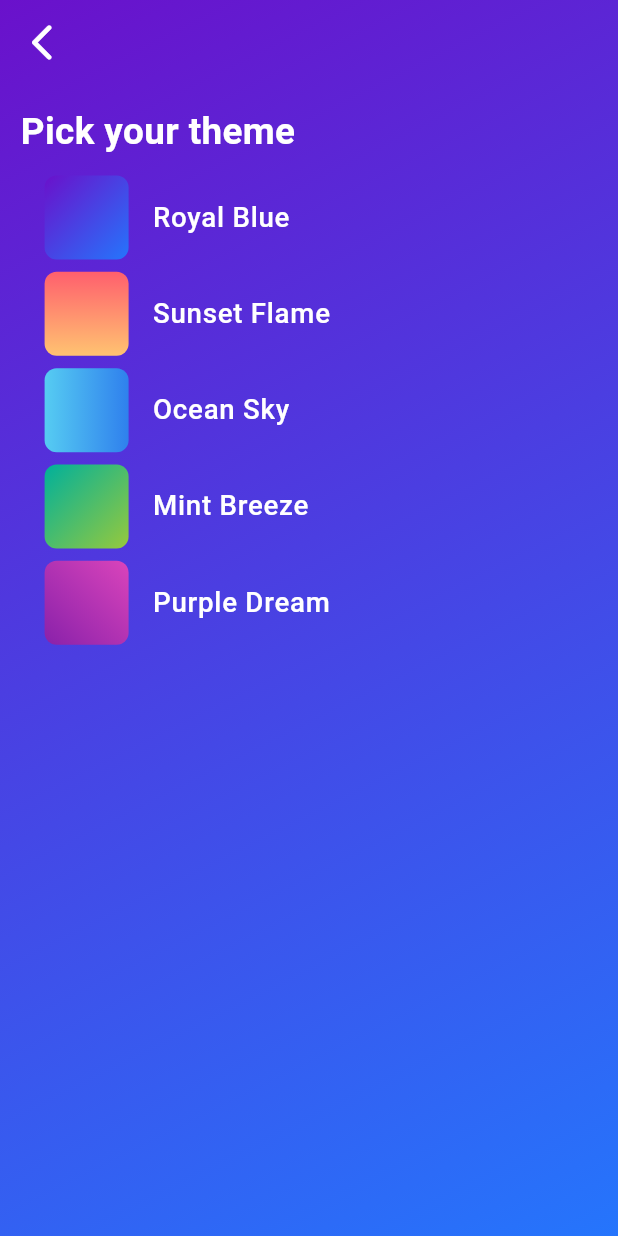
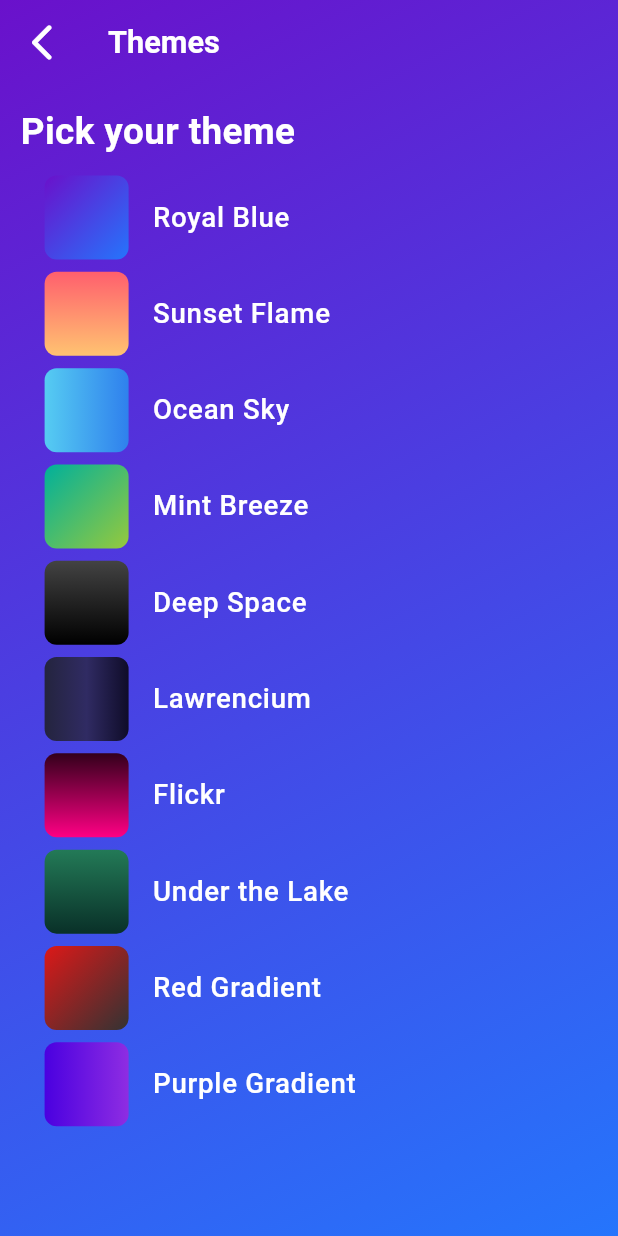
Before and after one commit to ranjithRW/vision-ai-flutter_live, a Flutter app: the screen it shows after launch, after a tap on the "settings" icon, on a phone screen of 412 x 824 dp. Run offline on Flutter 3.47's test engine with Material 3 defaults, Android fonts, the phone set to English and light mode, and no system bars; our stand-ins replace flutter_screenutil, gap, get, shared_preferences; Roboto replaces fonts that are missing (SF-Pro).

```diff
--- a/lib/screens/main_screen.dart
+++ b/lib/screens/main_screen.dart
@@ -1,9 +1,14 @@
 import 'package:flutter/material.dart';
+import 'package:flutter_screenutil/flutter_screenutil.dart';
+import 'package:gap/gap.dart';
 import 'package:get/get.dart';
 import 'package:vision_ai_app/controllers/theme_controller.dart';
 import 'package:vision_ai_app/screens/theme_list_screen.dart';
+import 'package:vision_ai_app/styles/app_paddings.dart';
 import 'package:vision_ai_app/styles/app_text_styles.dart';
+import 'package:vision_ai_app/styles/button_styles.dart';
 import 'package:vision_ai_app/widgets/app_icons.dart';
+import 'package:vision_ai_app/widgets/app_images.dart';
 
 class MainScreen extends StatelessWidget {
   const MainScreen({super.key});
@@ -17,6 +22,14 @@ class MainScreen extends StatelessWidget {
       appBar: AppBar(
         backgroundColor: Colors.transparent, // transparent AppBar
         elevation: 0,
+        title: Obx(() {
+          return Text(
+            "Vision AI",
+            style: AppTextStyles.tertiaryTextStyle70020().copyWith(
+              color: themeController.currentTheme.primaryColor,
+            ),
+          );
+        }),
         actions: [
           Obx(() {
             return IconButton(
@@ -42,11 +55,55 @@ class MainScreen extends StatelessWidget {
               ),
               alignment: Alignment.center,
             ),
-            Center(
-              child: Text(
-                'Welcome to Vision AI',
-                style: AppTextStyles.primaryTextStyle70024().copyWith(
-                  color: themeController.currentTheme.primaryColor,
+            SafeArea(
+              child: Padding(
+                padding: AppPaddings.medium,
+                child: SingleChildScrollView(
+                  child: Column(
+                    children: [
+                      Text(
+                        "Spot everything around you using Vision AI",
+                        textAlign: TextAlign.center,
+                        style: AppTextStyles.primaryTextStyle70040().copyWith(
+                          color: themeController.currentTheme.primaryColor,
+                        ),
+                      ),
+                      Padding(
+                        padding: AppPaddings.medium,
+                        child: Text("Scan live or choose a photo to get started!",
+                            textAlign: TextAlign.center,
+                            style: AppTextStyles.primaryTextStyle40016().copyWith(
+                              color: themeController.currentTheme.primaryColor,
+                            )),
+                      ),
+                      AppImages.objectDetectionImage(),
+                      Padding(
+                        padding:
+                            AppPaddings.symmetric(horizontal: 12, vertical: 16),
+                        child: Column(
+                          children: [
+                            SizedBox(
+                              width: double.infinity,
+                              child: ElevatedButton(
+                                  style: AppButtonStyles.mainMenuButtonStyle(
+                                      themeController.currentTheme),
+                                  onPressed: () {},
+                                  child: const Text('Detect Live')),
+                            ),
+                            Gap(16.h),
+                            SizedBox(
+                              width: double.infinity,
+                              child: ElevatedButton(
+                                  style: AppButtonStyles.mainMenuButtonStyle(
+                                      themeController.currentTheme),
+                                  onPressed: () {},
+                                  child: const Text('Detect from Image')),
+                            ),
+                          ],
+                        ),
+                      )
+                    ],
+                  ),
                 ),
               ),
             )
--- a/lib/screens/theme_list_screen.dart
+++ b/lib/screens/theme_list_screen.dart
@@ -19,6 +19,14 @@ class ThemeListScreen extends StatelessWidget {
           true, // Body behind AppBar for transparency effect
       appBar: AppBar(
         backgroundColor: Colors.transparent,
+        title: Obx(() {
+          return Text(
+            "Themes",
+            style: AppTextStyles.primaryTextStyle70020().copyWith(
+              color: themeController.currentTheme.primaryColor,
+            ),
+          );
+        }),
         leading: Obx(() {
           return IconButton(
             icon: AppIcons.backIcon(themeController.currentTheme.primaryColor),
--- a/lib/styles/app_gradients.dart
+++ b/lib/styles/app_gradients.dart
@@ -27,7 +27,7 @@ class AppGradients {
         ),
         primaryColor: Colors.white,
         secondaryColor: Colors.black,
-        tertiaryColor: Colors.blue),
+        tertiaryColor: Color(0xFF6A11CB)),
     GradientTheme(
       name: "Sunset Flame",
       gradient: LinearGradient(
@@ -35,6 +35,7 @@ class AppGradients {
         begin: Alignment.topCenter,
         end: Alignment.bottomCenter,
       ),
+      tertiaryColor: Color(0xFFFF5F6D),
     ),
     GradientTheme(
         name: "Ocean Sky",
@@ -45,7 +46,7 @@ class AppGradients {
         ),
         primaryColor: Colors.white,
         secondaryColor: Colors.black,
-        tertiaryColor: Colors.blue),
+        tertiaryColor: Color(0xFF56CCF2)),
     GradientTheme(
         name: "Mint Breeze",
         gradient: LinearGradient(
@@ -55,16 +56,85 @@ class AppGradients {
         ),
         primaryColor: Colors.white,
         secondaryColor: Colors.black,
-        tertiaryColor: Colors.blue),
+        tertiaryColor: Color(0xFF00B09B)),
     GradientTheme(
-        name: "Purple Dream",
+        name: "Deep Space",
         gradient: LinearGradient(
-          colors: [Color(0xFFDA44BB), Color(0xFF8921AA)],
-          begin: Alignment.topRight,
-          end: Alignment.bottomLeft,
+          begin: Alignment.topCenter,
+          end: Alignment.bottomCenter,
+          colors: [
+            Color(0xFF434343), // #434343
+            Color(0xFF000000), // #000000
+          ],
         ),
         primaryColor: Colors.white,
         secondaryColor: Colors.black,
-        tertiaryColor: Colors.blue),
+        tertiaryColor: Colors.black),
+    GradientTheme(
+        name: "Lawrencium",
+        gradient: LinearGradient(
+          begin: Alignment.centerLeft,
+          end: Alignment.centerRight,
+          colors: [
+            Color(0xFF24243e), // #24243e
+            Color(0xFF302b63), // #302b63
+            Color(0xFF0f0c29), // #0f0c29
+          ],
+        ),
+        primaryColor: Colors.white,
+        secondaryColor: Colors.black,
+        tertiaryColor: Color(0xFF302b63)),
+    GradientTheme(
+        name: "Flickr",
+        gradient: LinearGradient(
+          begin: Alignment.topCenter,
+          end: Alignment.bottomCenter,
+          colors: [
+            Color(0xFF33001b), // #33001b
+            Color(0xFFFF0084), // #ff0084
+          ],
+        ),
+        primaryColor: Colors.white,
+        secondaryColor: Colors.black,
+        tertiaryColor: Color(0xFF33001b)),
+    GradientTheme(
+        name: 'Under the Lake',
+        gradient: LinearGradient(
+          begin: Alignment.topCenter,
+          end: Alignment.bottomCenter,
+          colors: [
+            Color(0xFF237A57), // #237A57
+            Color(0xFF093028), // #093028
+          ],
+        ),
+        primaryColor: Colors.white,
+        secondaryColor: Colors.black,
+        tertiaryColor: Color(0xff093d28)),
+    GradientTheme(
+        name: 'Red Gradient',
+        gradient: LinearGradient(
+          begin: Alignment.topLeft,
+          end: Alignment.bottomRight,
+          colors: [
+            Color(0xFFdd1818), // #dd1818
+            Color(0xFF333333), // #333333
+          ],
+        ),
+        primaryColor: Colors.white,
+        secondaryColor: Colors.black,
+        tertiaryColor: Color(0xFFdd1818)),
+    GradientTheme(
+        name: 'Purple Gradient',
+        gradient: LinearGradient(
+          begin: Alignment.centerRight,
+          end: Alignment.centerLeft,
+          colors: [
+            Color(0xFF8e2de2), // #8e2de2
+            Color(0xFF4a00e0), // #4a00e0
+          ],
+        ),
+        primaryColor: Colors.white,
+        secondaryColor: Colors.black,
+        tertiaryColor: Color(0xFF8e2de2)),
   ];
 }
--- a/lib/styles/app_text_styles.dart
+++ b/lib/styles/app_text_styles.dart
@@ -4,7 +4,7 @@ import 'package:flutter_screenutil/flutter_screenutil.dart';
 class AppTextStyles {
   static String primaryFontFamily = 'SF-Pro';
   static String secondaryFontFamily = 'Arial';
-  static String tertiaryFontFamily = 'Calibri';
+  static String tertiaryFontFamily = 'Orbitron';
   static TextStyle primaryTextStyle4008() => TextStyle(
         fontFamily: primaryFontFamily,
         fontWeight: FontWeight.w400,
--- /dev/null
+++ b/lib/styles/button_styles.dart
@@ -0,0 +1,17 @@
+import 'package:flutter/material.dart';
+import 'package:vision_ai_app/styles/app_gradients.dart';
+import 'package:vision_ai_app/styles/app_text_styles.dart';
+
+class AppButtonStyles {
+  static ButtonStyle? mainMenuButtonStyle(GradientTheme theme) {
+    return ElevatedButton.styleFrom(
+      backgroundColor: theme.primaryColor,
+      foregroundColor: theme.tertiaryColor,
+      textStyle: AppTextStyles.primaryTextStyle60016()
+          .copyWith(color: theme.tertiaryColor),
+      shape: RoundedRectangleBorder(
+        borderRadius: BorderRadius.circular(8),
+      ),
+    );
+  }
+}
--- /dev/null
+++ b/lib/widgets/app_images.dart
@@ -0,0 +1,16 @@
+import 'package:flutter/material.dart';
+import 'package:flutter_screenutil/flutter_screenutil.dart';
+
+class AppImages {
+  static Widget objectDetectionImage() {
+    return ClipRRect(
+      borderRadius: BorderRadius.circular(16), // Adjust the radius as needed
+      child: Image.asset(
+        'assets/images/objex.png',
+        width: 250.w,
+        height: 250.h,
+        fit: BoxFit.cover,
+      ),
+    );
+  }
+}
```
Also changed, not shown: pubspec.yaml (+8 -0 lines), assets/fonts/Orbitron/Orbitron.ttf (added), assets/images/objex.png (added).
